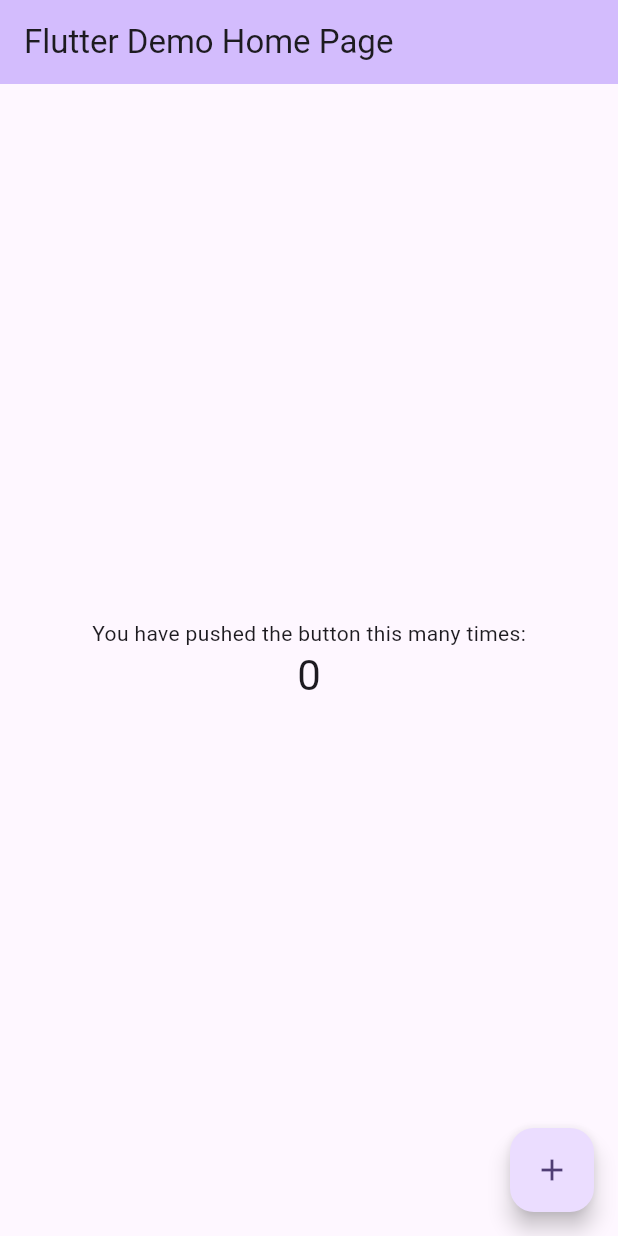
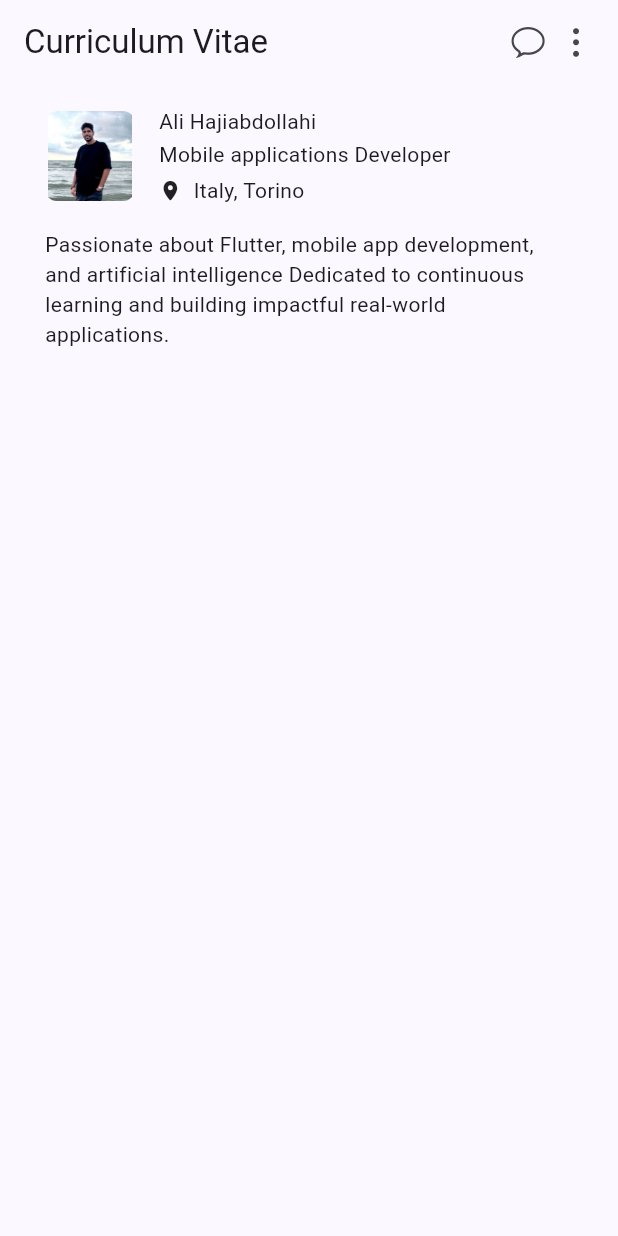
Before and after one commit to Ali-HajiAbdollahi/flutter_profile_app, a Flutter app: the screen it shows after launch, on a phone screen of 412 x 824 dp. Run offline on Flutter 3.47's test engine with Material 3 defaults, Android fonts, the phone set to English and light mode, and no system bars.

Commit message:
Add Flutter profile app with assets and UI components
- Updated main.dart with profile UI layout including image and text elements
- Added assets directory with profile images
- Updated pubspec.yaml to include asset configuration
- Implemented basic CV/profile app structure

```diff
--- a/lib/main.dart
+++ b/lib/main.dart
@@ -1,3 +1,4 @@
+import 'package:flutter/cupertino.dart';
 import 'package:flutter/material.dart';
 
 void main() {
@@ -28,95 +29,67 @@ class MyApp extends StatelessWidget {
         //
         // This works for code too, not just values: Most code changes can be
         // tested with just a hot reload.
-        colorScheme: ColorScheme.fromSeed(seedColor: Colors.deepPurple),
+        colorScheme: ColorScheme.fromSeed(seedColor: const Color.fromARGB(255, 9, 25, 172)),
       ),
-      home: const MyHomePage(title: 'Flutter Demo Home Page'),
+      home: MyHomePage(),
     );
   }
 }
 
-class MyHomePage extends StatefulWidget {
-  const MyHomePage({super.key, required this.title});
-
-  // This widget is the home page of your application. It is stateful, meaning
-  // that it has a State object (defined below) that contains fields that affect
-  // how it looks.
-
-  // This class is the configuration for the state. It holds the values (in this
-  // case the title) provided by the parent (in this case the App widget) and
-  // used by the build method of the State. Fields in a Widget subclass are
-  // always marked "final".
-
-  final String title;
-
-  @override
-  State<MyHomePage> createState() => _MyHomePageState();
-}
-
-class _MyHomePageState extends State<MyHomePage> {
-  int _counter = 0;
-
-  void _incrementCounter() {
-    setState(() {
-      // This call to setState tells the Flutter framework that something has
-      // changed in this State, which causes it to rerun the build method below
-      // so that the display can reflect the updated values. If we changed
-      // _counter without calling setState(), then the build method would not be
-      // called again, and so nothing would appear to happen.
-      _counter++;
-    });
-  }
+class MyHomePage extends StatelessWidget {
+  const MyHomePage({super.key});
 
   @override
   Widget build(BuildContext context) {
-    // This method is rerun every time setState is called, for instance as done
-    // by the _incrementCounter method above.
-    //
-    // The Flutter framework has been optimized to make rerunning build methods
-    // fast, so that you can just rebuild anything that needs updating rather
-    // than having to individually change instances of widgets.
     return Scaffold(
       appBar: AppBar(
-        // TRY THIS: Try changing the color here to a specific color (to
-        // Colors.amber, perhaps?) and trigger a hot reload to see the AppBar
-        // change color while the other colors stay the same.
-        backgroundColor: Theme.of(context).colorScheme.inversePrimary,
-        // Here we take the value from the MyHomePage object that was created by
-        // the App.build method, and use it to set our appbar title.
-        title: Text(widget.title),
-      ),
-      body: Center(
-        // Center is a layout widget. It takes a single child and positions it
-        // in the middle of the parent.
+        title: Text("Curriculum Vitae"),
+        actions: [
+          Icon(CupertinoIcons.chat_bubble),
+          Padding(
+            padding: const EdgeInsets.fromLTRB(8, 0, 16, 0),
+            child: Icon(CupertinoIcons.ellipsis_vertical),
+          )
+        ],
+        ),
+
+      body: Padding(
+        padding: const EdgeInsets.fromLTRB(30, 15, 30, 15),
         child: Column(
-          // Column is also a layout widget. It takes a list of children and
-          // arranges them vertically. By default, it sizes itself to fit its
-          // children horizontally, and tries to be as tall as its parent.
-          //
-          // Column has various properties to control how it sizes itself and
-          // how it positions its children. Here we use mainAxisAlignment to
-          // center the children vertically; the main axis here is the vertical
-          // axis because Columns are vertical (the cross axis would be
-          // horizontal).
-          //
-          // TRY THIS: Invoke "debug painting" (choose the "Toggle Debug Paint"
-          // action in the IDE, or press "p" in the console), to see the
-          // wireframe for each widget.
-          mainAxisAlignment: MainAxisAlignment.center,
-          children: <Widget>[
-            const Text('You have pushed the button this many times:'),
-            Text(
-              '$_counter',
-              style: Theme.of(context).textTheme.headlineMedium,
+          children: [
+            Row(
+              children: [
+                ClipRRect(
+                  borderRadius: BorderRadius.circular(8),
+                  child: Image.asset('assets/images/profile_image.png', width: 60, height: 60,)),
+                Padding(
+                  padding: const EdgeInsets.fromLTRB(16, 0, 15, 0),
+                  child: Column(
+                    crossAxisAlignment: CrossAxisAlignment.start,
+                    children: [
+                      Text('Ali Hajiabdollahi',),
+                      SizedBox(height: 2,),
+                      Text('Mobile applications Developer'),
+                      SizedBox(height: 4,),
+                      Row(
+                        children: [
+                          Icon(CupertinoIcons.location_solid, size: 15,),
+                          SizedBox(width : 8,),
+                          Text("Italy, Torino")
+                        ],
+                      )
+                    ],
+                  ),
+                ),
+              ],
             ),
+            SizedBox(height: 16,),
+            Text("Passionate about Flutter, mobile app development, and artificial intelligence Dedicated to continuous learning and building impactful real-world applications."),
+
           ],
         ),
-      ),
-      floatingActionButton: FloatingActionButton(
-        onPressed: _incrementCounter,
-        tooltip: 'Increment',
-        child: const Icon(Icons.add),
-      ), // This trailing comma makes auto-formatting nicer for build methods.
-    );
+      ));
+
   }
+
 }
--- a/pubspec.yaml
+++ b/pubspec.yaml
@@ -58,9 +58,8 @@ flutter:
   uses-material-design: true
 
   # To add assets to your application, add an assets section, like this:
-  # assets:
-  #   - images/a_dot_burr.jpeg
-  #   - images/a_dot_ham.jpeg
+  assets:
+    - assets/images/
 
   # An image asset can refer to one or more resolution-specific "variants", see
   # https://flutter.dev/to/resolution-aware-images
```
Also changed, not shown: assets/images/app_icon_01.png (added), assets/images/app_icon_02.png (added), assets/images/app_icon_03.png (added), assets/images/app_icon_04.png (added), assets/images/app_icon_05.png (added), assets/images/profile_image.png (added).
